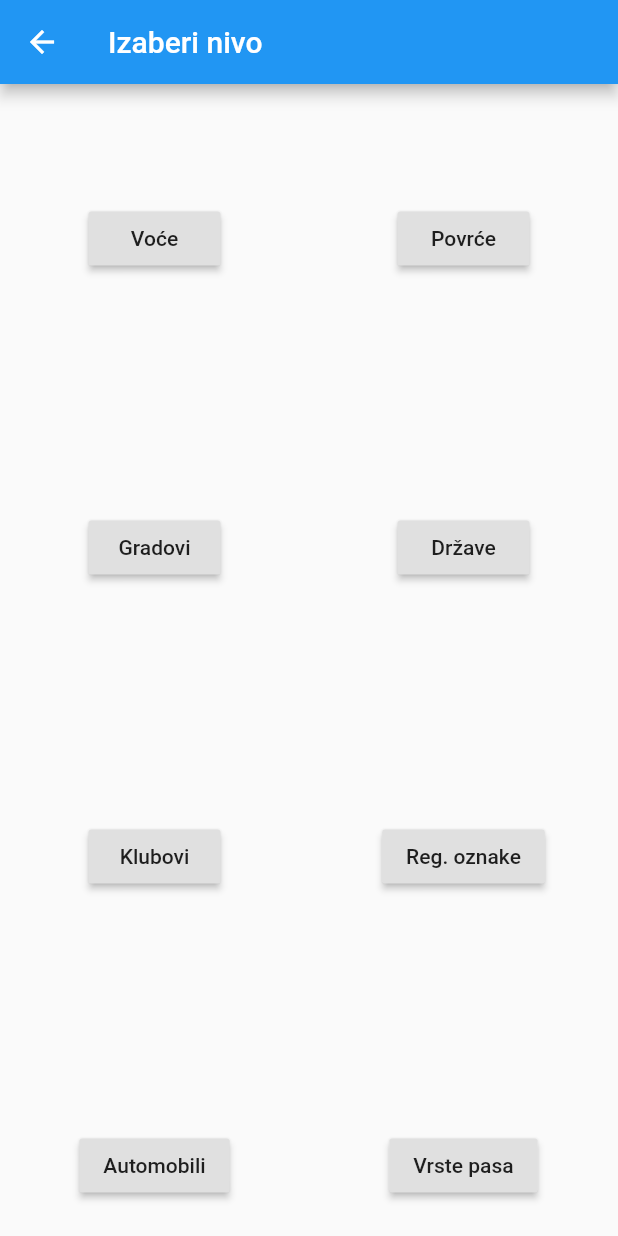
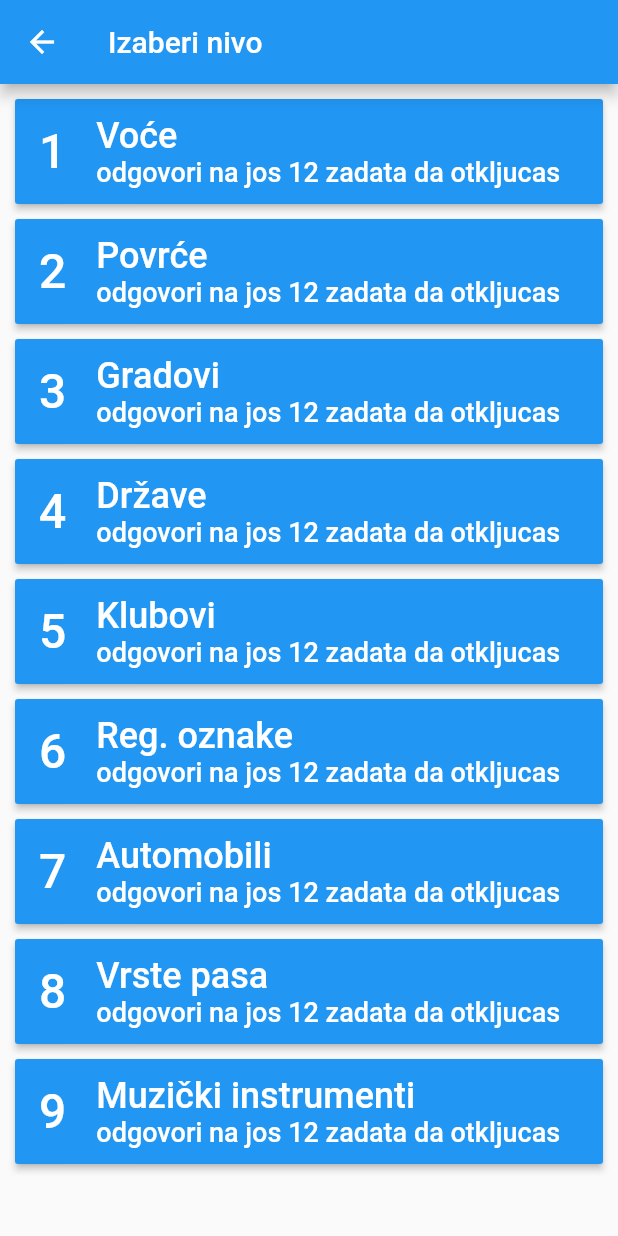
Before and after one commit to milosevic81/picturehunter, a Flutter app: the screen it shows after launch, after a tap on "Start", on a phone screen of 412 x 824 dp. Run offline on Flutter 3.47's test engine with Material 2 defaults, Android fonts, the phone set to English and light mode, and no system bars; our stand-ins replace flutter_widget_from_html.

Commit message:
UI update

```diff
--- a/lib/main.dart
+++ b/lib/main.dart
@@ -1,4 +1,5 @@
 import 'package:flutter/material.dart';
+import 'package:flutter/services.dart';
 import 'package:picturehunter/pages/HomePage.dart';
 import 'package:picturehunter/pages/InfoPage.dart';
 import 'package:picturehunter/pages/LevelPage.dart';
@@ -7,10 +8,16 @@ import 'package:picturehunter/pages/TaskPage.dart';
 
 import 'Repo.dart';
 
-void main() async {
+void main() {
   WidgetsFlutterBinding.ensureInitialized();
-  await Repo.loadAsset();
-  runApp(MyApp());
+
+  // Lock portrait orientation
+  SystemChrome.setPreferredOrientations([DeviceOrientation.portraitUp])
+      .then((_) async {
+    // Load assets
+    await Repo.loadAsset();
+    runApp(new MyApp());
+  });
 }
 
 class MyApp extends StatelessWidget {
--- /dev/null
+++ b/lib/model/LevelModel.dart
@@ -0,0 +1,55 @@
+import 'dart:collection';
+
+import 'package:flutter/cupertino.dart';
+
+class LevelModel {
+
+  final Map<String, LevelState> _levelStates = {};
+
+  /// An unmodifiable view of the level states
+  UnmodifiableMapView<String, LevelState> get levelStates => UnmodifiableMapView(_levelStates);
+
+//  /// The current total price of all items (assuming all items cost $42).
+//  int get totalPrice => _items.length * 42;
+//
+//  /// Adds [item] to cart. This is the only way to modify the cart from outside.
+//  void add(Item item) {
+//    _items.add(item);
+//    // This call tells the widgets that are listening to this model to rebuild.
+//    notifyListeners();
+//  }
+}
+
+class LevelState extends ChangeNotifier {
+
+  bool locked;
+  int remaining;
+
+  void unlock() {
+    locked = false;
+    notifyListeners();
+  }
+}
+
+//rebuildclass Dog {
+//  final int id;
+//  final String name;
+//  final int age;
+//
+//  Dog({this.id, this.name, this.age});
+//
+//  Map<String, dynamic> toMap() {
+//    return {
+//      'id': id,
+//      'name': name,
+//      'age': age,
+//    };
+//  }
+//
+//  // Implement toString to make it easier to see information about
+//  // each dog when using the print statement.
+//  @override
+//  String toString() {
+//    return 'Dog{id: $id, name: $name, age: $age}';
+//  }
+//}
--- a/lib/pages/HomePage.dart
+++ b/lib/pages/HomePage.dart
@@ -9,23 +9,43 @@ class HomePage extends StatelessWidget {
   @override
   Widget build(BuildContext context) {
     return Scaffold(
-      appBar: AppBar(
-        title: Text('Home'),
-      ),
       body: Center(
         child: Column(
+          mainAxisAlignment: MainAxisAlignment.center,
           children: <Widget>[
-            RaisedButton(
-              child: Text('Start'),
+            Text("SLIKOLOVAC", textScaleFactor: 4),
+            Padding(
+              padding: const EdgeInsets.fromLTRB(0, 40, 0, 0),
+              child: ButtonTheme(
+                minWidth: 300,
+                height: 60,
+                child: RaisedButton(
+                  padding: EdgeInsets.fromLTRB(0, 0, 0, 0),
+                  child: Text(
+                    'Start',
+                    style: TextStyle(color: Colors.white, fontSize: 32),
+                  ),
                   onPressed: () {
                     Navigator.pushNamed(context, LevelPage.routeName);
                   },
                 ),
-            RaisedButton(
-              child: Text('Info'),
+              ),
+            ),
+            Container(
+              margin: EdgeInsets.fromLTRB(0, 20, 0, 0),
+              child: ButtonTheme(
+                minWidth: 300,
+                height: 60,
+                child: RaisedButton(
+                  child: Text(
+                    'Info',
+                    style: TextStyle(color: Colors.white, fontSize: 32),
+                  ),
                   onPressed: () {
                     Navigator.pushNamed(context, InfoPage.routeName);
                   },
+                ),
+              ),
             ),
           ],
         ),
--- a/lib/pages/LevelPage.dart
+++ b/lib/pages/LevelPage.dart
@@ -13,19 +13,58 @@ class LevelPage extends StatelessWidget {
       appBar: AppBar(
         title: Text('Izaberi nivo'),
       ),
-      body: GridView.count(
-        crossAxisCount: 2,
+      body: Padding(
+        padding: const EdgeInsets.fromLTRB(0, 0, 0, 0),
+        child: ListView(
           children: Repo.allLevels()
-            .map((level) => Center(
+              .map((level) => buildLevelButton(context, level))
+              .toList(),
+        ),
+      ),
+    );
+  }
+
+  Widget buildLevelButton(context, level) {
+    return Container(
+      margin: EdgeInsets.fromLTRB(10, 10, 10, 0),
+      child: ButtonTheme(
+        minWidth: 300,
+        height: 70,
         child: RaisedButton(
-                    child: Text('${level["name"]}'),
+          child: Row(
+            children: <Widget>[
+              Text(
+                '${level["order"]}',
+                style:
+                TextStyle(color: Colors.white, fontSize: 32),
+              ),
+              Container(
+                margin: EdgeInsets.fromLTRB(20, 0, 0, 0),
+                child: Column(
+                  crossAxisAlignment: CrossAxisAlignment.start,
+                  children: <Widget>[
+                    Text(
+                      '${level["name"]}',
+                      style: TextStyle(
+                          color: Colors.white, fontSize: 24),
+                      textAlign: TextAlign.start,
+                    ),
+                    Text(
+                      '${"odgovori na jos 12 zadata da otkljucas"}',
+                      style: TextStyle(
+                          color: Colors.white, fontSize: 18),
+                      textAlign: TextAlign.start,
+                    ),
+                  ],
+                ),
+              ),
+            ],
+          ),
           onPressed: () {
             Navigator.pushNamed(context, TaskPage.routeName,
                 arguments: TaskArgs(level["id"]));
           },
         ),
-                ))
-            .toList(),
       ),
     );
   }
--- a/lib/pages/TaskPage.dart
+++ b/lib/pages/TaskPage.dart
@@ -18,9 +18,11 @@ class TaskPage extends StatelessWidget {
       ),
       body: Center(
         child: GridView.count(
-          crossAxisCount: 2,
+          crossAxisCount: 3,
           children: (level["questions"] as List)
               .map((question) => Center(
+                    child: Container(
+                      margin: EdgeInsets.all(10),
                       child: FlatButton(
                           onPressed: () {
                             Navigator.pushNamed(context, QuestionPage.routeName,
@@ -29,6 +31,7 @@ class TaskPage extends StatelessWidget {
                           },
                           padding: EdgeInsets.all(0.0),
                           child: Image.asset(question["thumb"])),
+                    ),
                   ))
               .toList(),
         ),
--- a/pubspec.yaml
+++ b/pubspec.yaml
@@ -26,7 +26,7 @@ dependencies:
 
   # Project dependencies
   flutter_widget_from_html: ^0.3.2
-  cached_network_image: ^2.0.0
+  provider: ^3.0.0
 
 dev_dependencies:
   flutter_test:
```
Also changed, not shown: pubspec.lock. Lines whose indentation alone changed are shown as unchanged.
